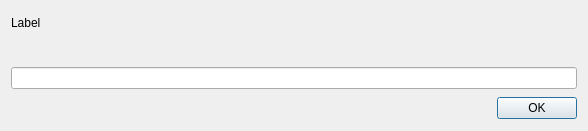
The window that src/gui/mnemonicdialog.ui (nextmcloud/desktop) describes before a commit, drawn with Qt 5.
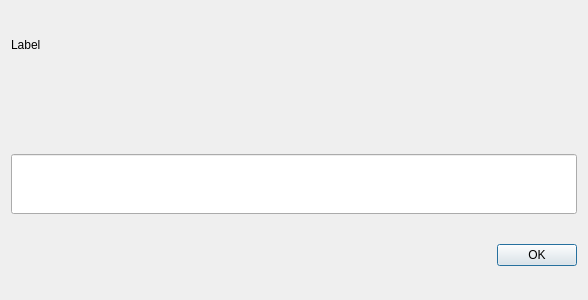
The same window after the commit.

Commit message: Changes related to Passphrase Mnemonic UI

```diff
--- a/src/gui/mnemonicdialog.ui
+++ b/src/gui/mnemonicdialog.ui
@@ -10,7 +10,7 @@
     <x>0</x>
     <y>0</y>
     <width>588</width>
-    <height>131</height>
+    <height>300</height>
    </rect>
   </property>
   <property name="sizePolicy">
@@ -82,7 +82,14 @@
       </spacer>
      </item>
      <item>
-      <widget class="QLineEdit" name="lineEdit"/>
+      <widget class="QLineEdit" name="lineEdit">
+       <property name="minimumSize">
+        <size>
+         <width>0</width>
+         <height>60</height>
+        </size>
+       </property>
+      </widget>
      </item>
      <item>
       <widget class="QDialogButtonBox" name="buttonBox">
```
The commit also changes 1 other file.
